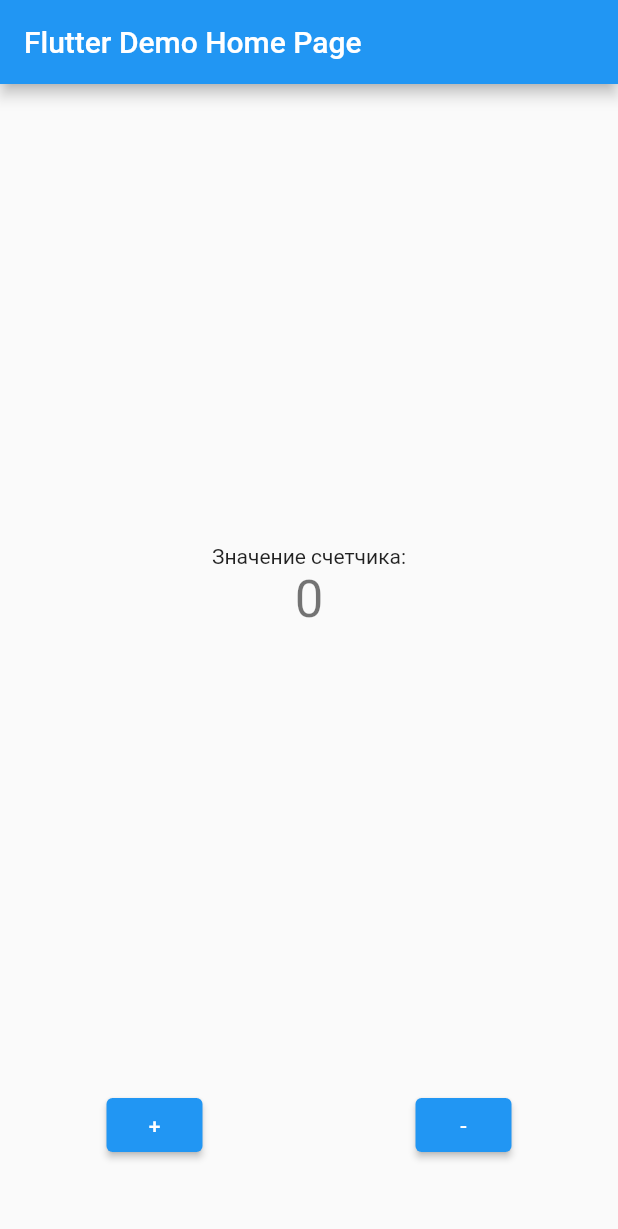
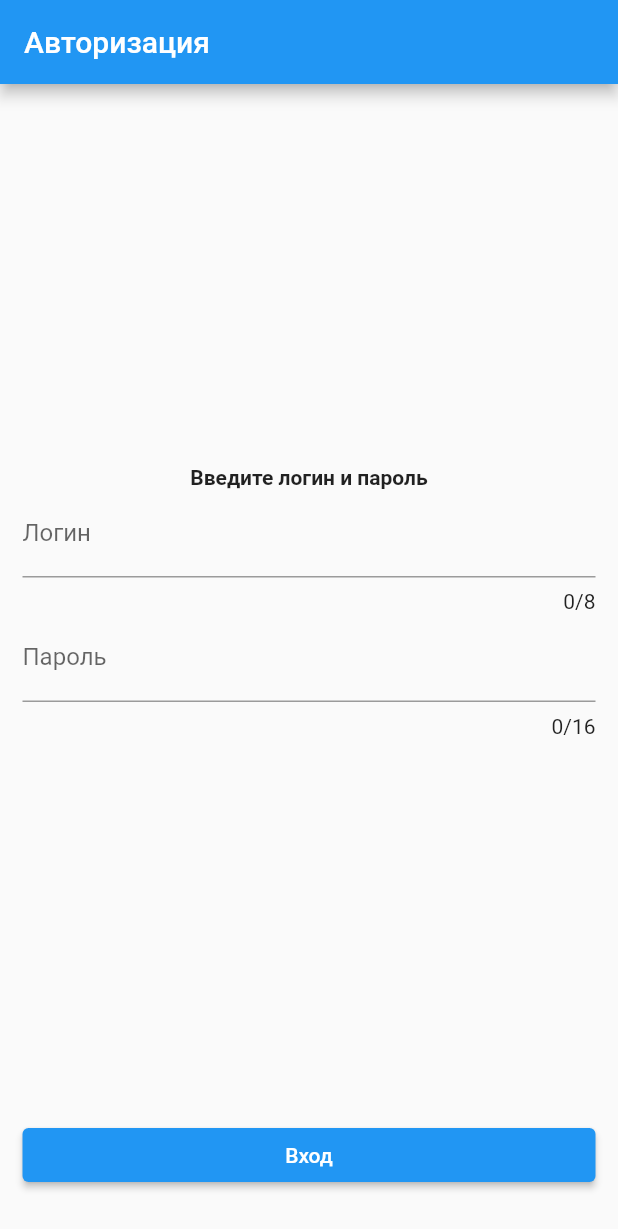
Before and after one commit to eugales/sclp-lessons, a Flutter app: the screen it shows after launch, on a phone screen of 412 x 824 dp. Shown: the top 1229 px of the screen. Run offline on Flutter 3.47's test engine with Material 2 defaults, Android fonts, the phone set to English and light mode, and no system bars.

Commit message:
lesson 3: login and home screens

```diff
--- /dev/null
+++ b/lib/login_screen.dart
@@ -0,0 +1,158 @@
+import 'package:flutter/material.dart';
+import 'package:lessons2/home_screen.dart';
+
+class LoginScreen extends StatefulWidget {
+  const LoginScreen({Key? key}) : super(key: key);
+
+  @override
+  State<LoginScreen> createState() => _LoginScreenState();
+}
+
+class _LoginScreenState extends State<LoginScreen> {
+  final _loginController = TextEditingController();
+  final _passwordController = TextEditingController();
+
+  var _loginCounter = 0;
+  var _passwordCounter = 0;
+
+  void _loginCounterChanged(value) {
+    setState(() {
+      _loginCounter = value.length;
+    });
+  }
+
+  void _passwordCounterChanged(value) {
+    setState(() {
+      _passwordCounter = value.length;
+    });
+  }
+
+  String? _loginErrorText;
+  String? _passwordErrorText;
+
+  void _loginErrorValidator() {
+    if (_loginCounter < 3) {
+      _loginErrorText = 'Логин должен содержать не менее 3 символов';
+    } else {
+      _loginErrorText = null;
+    }
+    // setState(() {});
+  }
+
+  void _passwordErrorValidator() {
+    if (_passwordCounter < 8) {
+      _passwordErrorText = 'Пароль должен содержать не менее 8 символов';
+    } else {
+      _passwordErrorText = null;
+    }
+    // setState(() {});
+  }
+
+  void _onLoginPressed() {
+    FocusScope.of(context).unfocus();
+    _loginErrorValidator();
+    _passwordErrorValidator();
+    if (_loginErrorText != null || _passwordErrorText != null) return;
+
+    if (_loginController.text == 'qwerty' &&
+        _passwordController.text == '123456ab') {
+      Navigator.of(context).push(
+        MaterialPageRoute(
+          builder: (context) => const HomeScreen(),
+        ),
+      );
+    } else {
+      showDialog(
+        context: context,
+        builder: (context) {
+          return AlertDialog(
+            title: const Text('Попробуйте снова'),
+            actions: [
+              ElevatedButton(
+                onPressed: () {
+                  Navigator.of(context).pop();
+                },
+                child: const Text('Закрыть'),
+              )
+            ],
+          );
+        },
+      );
+    }
+  }
+
+  @override
+  Widget build(BuildContext context) {
+    return Scaffold(
+      appBar: AppBar(
+        title: const Text('Авторизация'),
+        centerTitle: false,
+      ),
+      body: Container(
+        padding: const EdgeInsets.only(left: 15, right: 15, bottom: 30),
+        child: Form(
+          child: Column(
+            children: [
+              Expanded(
+                child: Column(
+                  mainAxisAlignment: MainAxisAlignment.center,
+                  children: [
+                    Row(
+                      mainAxisAlignment: MainAxisAlignment.center,
+                      children: const [
+                        Flexible(
+                          child: Text(
+                            'Введите логин и пароль',
+                            style: TextStyle(fontWeight: FontWeight.bold),
+                          ),
+                        ),
+                      ],
+                    ),
+                    Column(
+                      children: [
+                        TextFormField(
+                          controller: _loginController,
+                          onChanged: _loginCounterChanged,
+                          maxLength: 8,
+                          decoration: InputDecoration(
+                            label: const Text('Логин'),
+                            errorText: _loginErrorText,
+                            counter: Text('$_loginCounter/8'),
+                          ),
+                        ),
+                      ],
+                    ),
+                    Column(
+                      children: [
+                        TextFormField(
+                          controller: _passwordController,
+                          onChanged: _passwordCounterChanged,
+                          maxLength: 16,
+                          obscureText: true,
+                          decoration: InputDecoration(
+                              label: const Text('Пароль'),
+                              errorText: _passwordErrorText,
+                              counter: Text('$_passwordCounter/16')),
+                        ),
+                      ],
+                    ),
+                  ],
+                ),
+              ),
+              Row(
+                children: [
+                  Expanded(
+                    child: ElevatedButton(
+                      onPressed: _onLoginPressed,
+                      child: const Text('Вход'),
+                    ),
+                  )
+                ],
+              )
+            ],
+          ),
+        ),
+      ),
+    );
+  }
+}
--- a/lib/main.dart
+++ b/lib/main.dart
@@ -1,4 +1,5 @@
 import 'package:flutter/material.dart';
+import 'package:lessons2/login_screen.dart';
 
 void main() {
   runApp(const MyApp());
@@ -14,82 +15,7 @@ class MyApp extends StatelessWidget {
       theme: ThemeData(
         primarySwatch: Colors.blue,
       ),
-      home: const MyHomePage(title: 'Flutter Demo Home Page'),
+      home: const LoginScreen(),
     );
   }
 }
-
-class MyHomePage extends StatefulWidget {
-  const MyHomePage({Key? key, required this.title}) : super(key: key);
-
-  final String title;
-
-  @override
-  State<MyHomePage> createState() => _MyHomePageState();
-}
-
-class _MyHomePageState extends State<MyHomePage> {
-  int _counter = 0;
-
-  void _incrementCounter() {
-    setState(() {
-      _counter++;
-    });
-  }
-
-  void _decrementCounter() {
-    setState(() {
-      _counter--;
-    });
-  }
-
-  @override
-  Widget build(BuildContext context) {
-    return Scaffold(
-      appBar: AppBar(
-        title: Text(widget.title),
-        centerTitle: false,
-      ),
-      body: Container(
-        padding: const EdgeInsets.only(bottom: 50),
-        child: Column(
-          children: [
-            Expanded(
-              child: Row(
-                children: [
-                  Expanded(
-                    child: Column(
-                      mainAxisAlignment: MainAxisAlignment.center,
-                      children: <Widget>[
-                        const Text(
-                          'Значение счетчика:',
-                        ),
-                        Text(
-                          '$_counter',
-                          style: Theme.of(context).textTheme.headline4,
-                        ),
-                      ],
-                    ),
-                  )
-                ],
-              ),
-            ),
-            Row(
-              mainAxisAlignment: MainAxisAlignment.spaceAround,
-              children: [
-                ElevatedButton(
-                  onPressed: _incrementCounter,
-                  child: const Text('+'),
-                ),
-                ElevatedButton(
-                  onPressed: _decrementCounter,
-                  child: const Text('-'),
-                )
-              ],
-            )
-          ],
-        ),
-      ),
-    );
-  }
-}
```
Also changed, not shown: lib/home_screen.dart (added, +74 -0 lines).
